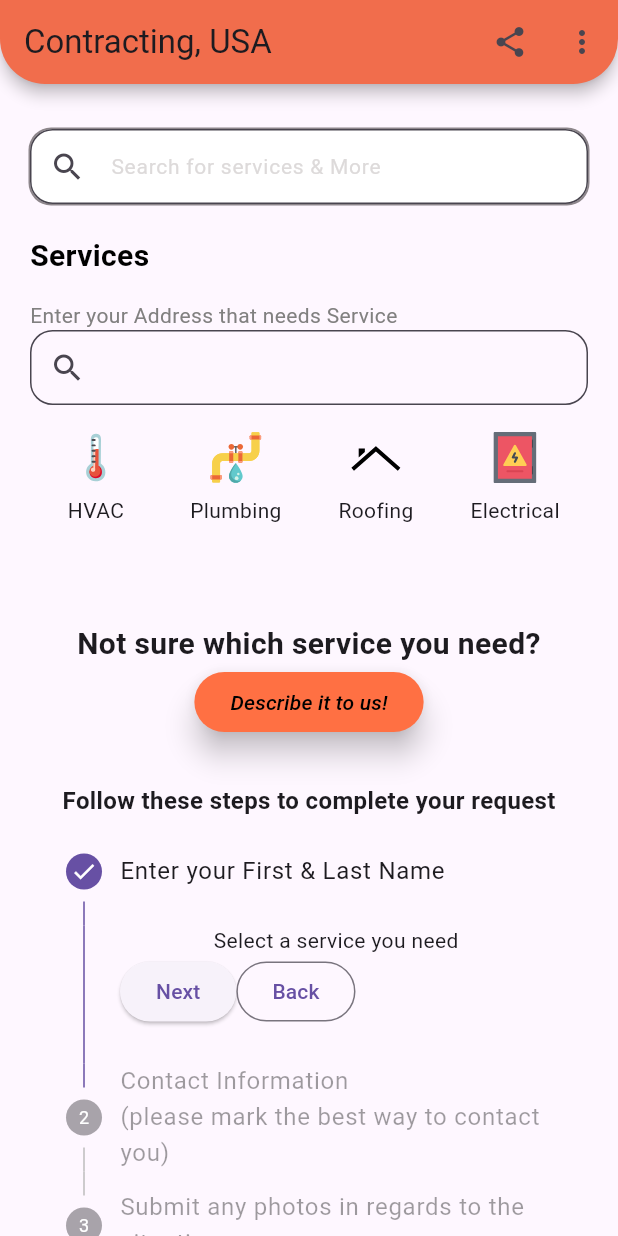
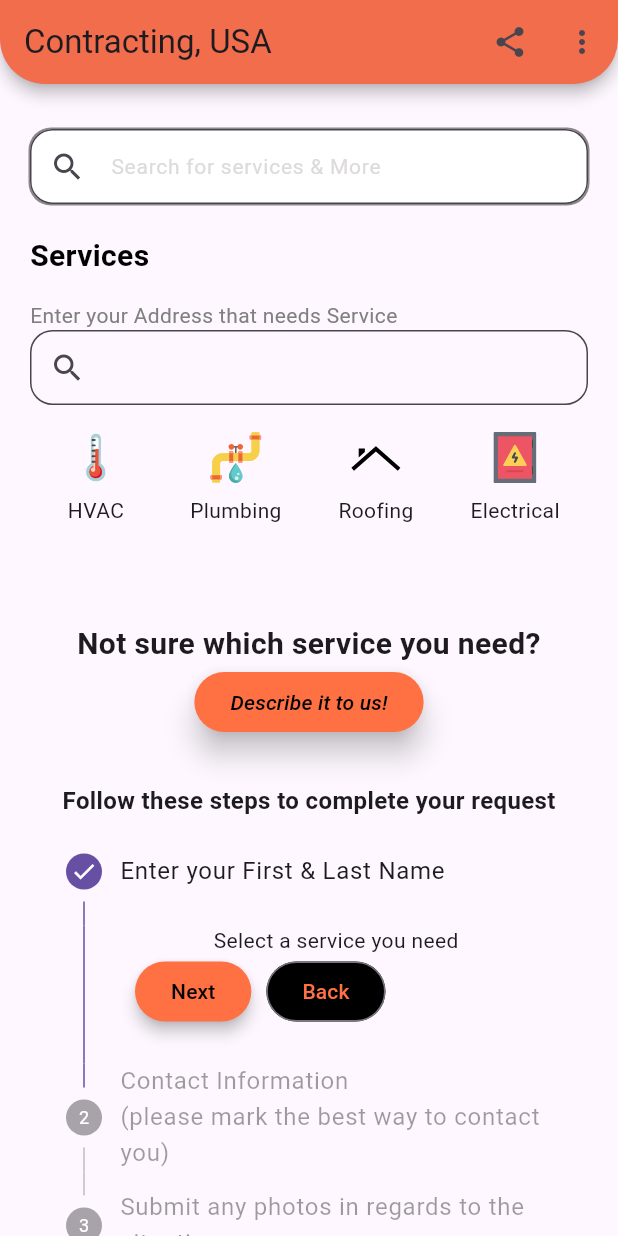
Before and after one commit to AustinFSSE/FlutterProject, a Flutter app: the screen it shows after launch, on a phone screen of 412 x 824 dp. Run offline on Flutter 3.47's test engine with Material 3 defaults, Android fonts, the phone set to English and light mode, and no system bars; our stand-ins replace flutter_svg; Roboto replaces fonts that are missing (Poppins, Poppons).

Commit message:
UI changes to our next and back buttons

```diff
--- a/lib/main.dart
+++ b/lib/main.dart
@@ -13,7 +13,7 @@ class MainApp extends StatelessWidget {
     return MaterialApp(
       debugShowCheckedModeBanner: false,
       theme: ThemeData(fontFamily: 'Poppins'),
-      home: HomePage(),
+      home: const HomePage(),
     );
   }
 }
--- a/lib/pages/home.dart
+++ b/lib/pages/home.dart
@@ -40,13 +40,28 @@ class _HomePageState extends State<HomePage> {
   Widget controlsBuilder(context, details) {
     return Row(
       children: [
-        ElevatedButton(
-          onPressed: details.onStepContinue,
-          child: const Text('Next'),
+        Container(
+          margin: const EdgeInsets.only(left: 10, right: 10),
+          child: ElevatedButton(
+            onPressed: details.onStepContinue,
+            style: ElevatedButton.styleFrom(
+              backgroundColor: Colors.deepOrange[400],
+              foregroundColor: Colors.black,
+              elevation: 4,
+            ),
+            child: const Text('Next'),
+          ),
         ),
-        OutlinedButton(
-          onPressed: details.onStepCancel,
-          child: const Text('Back'),
+        Container(
+          child: OutlinedButton(
+            onPressed: details.onStepCancel,
+            style: OutlinedButton.styleFrom(
+              foregroundColor: Colors.deepOrange[400],
+              elevation: 8,
+              backgroundColor: Colors.black,
+            ),
+            child: const Text('Back'),
+          ),
         ),
       ],
     );
```
